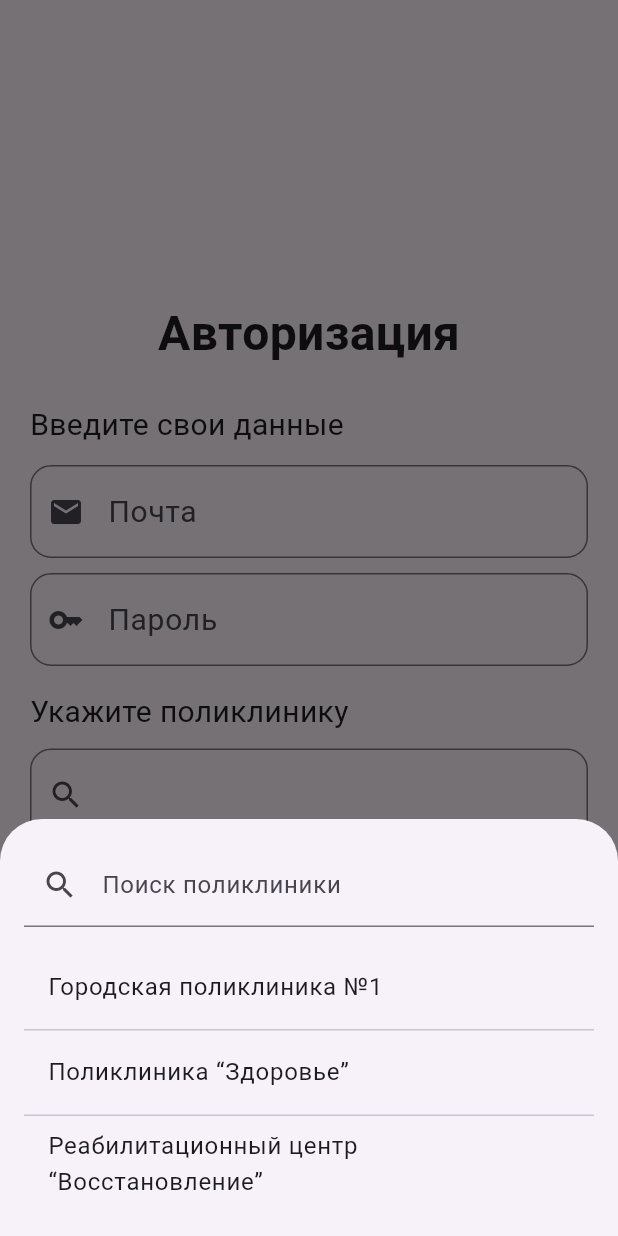
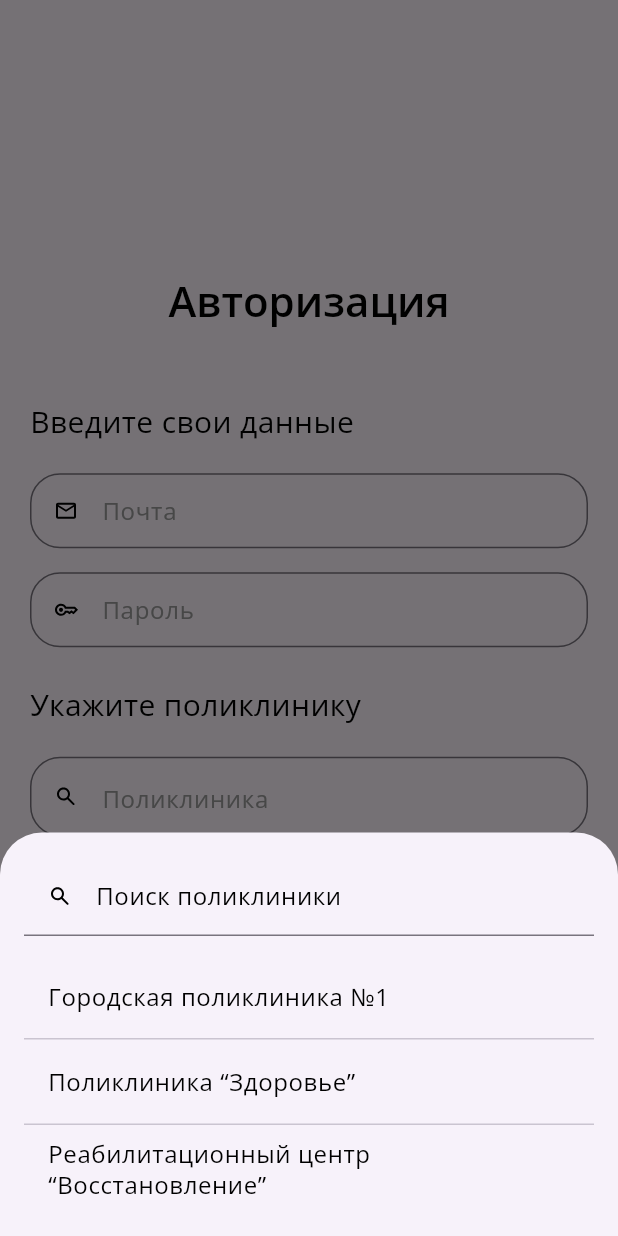
Before and after one commit to sanya1am/med_reability, a Flutter app: the screen it shows after launch, after a tap on "Поликлиника", on a phone screen of 412 x 824 dp. Run offline on Flutter 3.47's test engine with Material 3 defaults, Android fonts, the phone set to English and light mode, and no system bars; our stand-ins replace flutter_riverpod, flutter_svg, go_router.

Commit message:
Страница авторизации - доработка

```diff
--- a/lib/features/auth/presentation/page/login_page.dart
+++ b/lib/features/auth/presentation/page/login_page.dart
@@ -1,6 +1,8 @@
 import 'package:flutter/material.dart';
 import 'package:flutter_riverpod/flutter_riverpod.dart';
+import 'package:flutter_svg/flutter_svg.dart';
 import 'package:med_reability/features/auth/presentation/widgets/login_button.dart';
+import '../../../../utils/assets/app_assets.dart';
 import '../view_model/auth_view_model.dart';
 import '../widgets/clinic_picker_sheet.dart';
 import '../../domain/entities/clinic.dart';
@@ -33,65 +35,77 @@ class LoginPage extends ConsumerWidget {
             child: Column(
               mainAxisSize: MainAxisSize.min,
               children: [
-                const Text('Авторизация',
-                    style: TextStyle(fontSize: 32, fontWeight: FontWeight.w600)),
-                const SizedBox(height: 24),
-                const Align(
+                Text('Авторизация', style: Theme.of(context).textTheme.titleLarge),
+                const SizedBox(height: 48),
+                Align(
                   alignment: Alignment.centerLeft,
-                  child: Text('Введите свои данные', style: TextStyle(fontSize: 20)),
+                  child: Text('Введите свои данные', style: Theme.of(context).textTheme.bodyMedium),
                 ),
-                const SizedBox(height: 12),
+                const SizedBox(height: 20),
 
                 TextField(
                   onChanged: vm.setEmail,
-                  style: TextStyle(fontSize: 20),
-                  decoration: const InputDecoration(
+                  style: TextStyle(fontSize: 16),
+                  decoration: InputDecoration(
                     hintText: 'Почта',
-                    hintStyle: TextStyle(fontSize: 20),
-                    prefixIcon: Icon(Icons.mail),
+                    contentPadding: EdgeInsets.symmetric(vertical: 13, horizontal: 12),
+                    prefixIconConstraints: const BoxConstraints(minWidth: 44, minHeight: 44),
+                    prefixIcon: Padding(
+                      padding: const EdgeInsets.only(left: 12, right: 8),
+                      child: SvgPicture.asset(AppAssets.emailIcon, fit: BoxFit.scaleDown),
+                    ),
                     border: OutlineInputBorder(
-                      borderRadius: BorderRadius.all(Radius.circular(14)),
+                      borderRadius: BorderRadius.all(Radius.circular(20)),
                     ),
                   ),
                 ),
-                const SizedBox(height: 10),
+                const SizedBox(height: 16),
                 TextField(
                   onChanged: vm.setPassword,
                   obscureText: true,
-                  style: TextStyle(fontSize: 20),
-                  decoration: const InputDecoration(
+                  style: TextStyle(fontSize: 16),
+                  decoration: InputDecoration(
                     hintText: 'Пароль',
-                    hintStyle: TextStyle(fontSize: 20),
-                    prefixIcon: Icon(Icons.key),
+                    contentPadding: EdgeInsets.symmetric(vertical: 13, horizontal: 12),
+                    prefixIconConstraints: const BoxConstraints(minWidth: 44, minHeight: 44),
+                    prefixIcon: Padding(
+                      padding: const EdgeInsets.only(left: 12, right: 8),
+                      child: SvgPicture.asset(AppAssets.passwordIcon, fit: BoxFit.scaleDown),
+                    ),
                     border: OutlineInputBorder(
-                      borderRadius: BorderRadius.all(Radius.circular(14)),
+                      borderRadius: BorderRadius.all(Radius.circular(20)),
                     ),
                   ),
                 ),
 
-                const SizedBox(height: 16),
-                const Align(
+                const SizedBox(height: 24),
+                Align(
                   alignment: Alignment.centerLeft,
-                  child: Text('Укажите поликлинику', style: TextStyle(fontSize: 20)),
+                  child: Text('Укажите поликлинику', style: Theme.of(context).textTheme.bodyMedium),
                 ),
-                const SizedBox(height: 10),
+                const SizedBox(height: 20),
 
                 InkWell(
                   onTap: () => _pickClinic(context, ref),
                   child: InputDecorator(
-                    decoration: const InputDecoration(
-                      prefixIcon: Icon(Icons.search),
+                    isEmpty: auth.selectedClinic == null,
+                    decoration: InputDecoration(
+                      prefixIconConstraints: const BoxConstraints(minWidth: 44, minHeight: 44),
+                      prefixIcon: Padding(
+                        padding: const EdgeInsets.only(left: 12, right: 8),
+                        child: SvgPicture.asset(AppAssets.searchIcon, fit: BoxFit.scaleDown),
+                      ),
                       hintText: 'Поликлиника',
-                      hintStyle: TextStyle(fontSize: 20),
                       border: OutlineInputBorder(
-                        borderRadius: BorderRadius.all(Radius.circular(14)),
+                        borderRadius: BorderRadius.all(Radius.circular(20)),
                       ),
+                      contentPadding: EdgeInsets.symmetric(vertical: 12),
                     ),
                     child: Text(auth.selectedClinic?.name ?? '', style: TextStyle(fontSize: 20)),
                   ),
                 ),
 
-                const SizedBox(height: 16),
+                const SizedBox(height: 32),
 
                 LoginButton(
                   onPressed: auth.loading ? () {} : vm.login,
--- a/lib/features/auth/presentation/widgets/clinic_picker_sheet.dart
+++ b/lib/features/auth/presentation/widgets/clinic_picker_sheet.dart
@@ -1,6 +1,8 @@
 import 'dart:async';
 import 'package:flutter/material.dart';
 import 'package:flutter_riverpod/flutter_riverpod.dart';
+import 'package:flutter_svg/flutter_svg.dart';
+import '../../../../utils/assets/app_assets.dart';
 import '../../domain/entities/clinic.dart';
 import '../view_model/auth_view_model.dart';
 
@@ -75,9 +77,15 @@ class _ClinicPickerSheetState extends ConsumerState<ClinicPickerSheet> {
           children: [
             TextField(
               controller: _searchCtrl,
-              decoration: const InputDecoration(
+              style: Theme.of(context).textTheme.bodySmall,
+              decoration: InputDecoration(
                 labelText: 'Поиск поликлиники',
-                prefixIcon: Icon(Icons.search),
+                labelStyle: Theme.of(context).textTheme.bodySmall,
+                prefixIconConstraints: const BoxConstraints(minWidth: 44, minHeight: 44),
+                prefixIcon: Padding(
+                  padding: const EdgeInsets.only(left: 12, right: 8),
+                  child: SvgPicture.asset(AppAssets.searchIcon, fit: BoxFit.scaleDown),
+                ),
               ),
             ),
             const SizedBox(height: 12),
@@ -101,7 +109,7 @@ class _ClinicPickerSheetState extends ConsumerState<ClinicPickerSheet> {
                   itemBuilder: (_, i) {
                     final c = _items[i];
                     return ListTile(
-                      title: Text(c.name),
+                      title: Text(c.name, style: Theme.of(context).textTheme.bodySmall),
                       onTap: () => Navigator.of(context).pop<Clinic>(c),
                     );
                   },
--- a/lib/features/auth/presentation/widgets/login_button.dart
+++ b/lib/features/auth/presentation/widgets/login_button.dart
@@ -12,7 +12,7 @@ class LoginButton extends StatelessWidget {
   Widget build(BuildContext context) {
     return SizedBox(
       width: double.infinity,
-      height: 48,
+      height: 52,
       child: ElevatedButton(
         onPressed: onPressed,
         style: ElevatedButton.styleFrom(
@@ -20,11 +20,11 @@ class LoginButton extends StatelessWidget {
           foregroundColor: Colors.white,
           elevation: 0,
           shape: RoundedRectangleBorder(
-            borderRadius: BorderRadius.circular(26),
+            borderRadius: BorderRadius.circular(20),
           ),
           textStyle: const TextStyle(
             fontSize: 20,
-            fontWeight: FontWeight.w500,
+            fontWeight: FontWeight.w600,
           ),
         ),
         child: const Text('Войти'),
--- /dev/null
+++ b/lib/utils/assets/app_assets.dart
@@ -0,0 +1,5 @@
+class AppAssets {
+  static const searchIcon = 'assets/icons/search_rounded.svg';
+  static const emailIcon = 'assets/icons/email.svg';
+  static const passwordIcon = 'assets/icons/key.svg';
+}
--- a/lib/utils/theme/app_theme.dart
+++ b/lib/utils/theme/app_theme.dart
@@ -2,4 +2,20 @@ import 'package:flutter/material.dart';
 
 final appTheme = ThemeData(
   useMaterial3: true,
+  fontFamily: 'OpenSans',
+  textTheme: const TextTheme(
+    bodySmall: TextStyle(color: Colors.black, fontSize: 16, fontWeight: FontWeight.w400),
+    bodyMedium: TextStyle(color: Colors.black, fontSize: 20, fontWeight: FontWeight.w400),
+    bodyLarge: TextStyle(color: Colors.black, fontSize: 24, fontWeight: FontWeight.w400),
+
+    titleSmall: TextStyle(color: Colors.black, fontSize: 16, fontWeight: FontWeight.w700),
+    titleMedium: TextStyle(color: Colors.black, fontSize: 20, fontWeight: FontWeight.w600),
+    titleLarge: TextStyle(color: Colors.black, fontSize: 28, fontWeight: FontWeight.w600),
+  ),
+  inputDecorationTheme: InputDecorationTheme(
+    hintStyle: TextStyle(
+      color: Color(0xFF9A9A9A),
+      fontSize: 16,
+    ),
+  )
 );
```
Also changed, not shown: pubspec.yaml (+8 -2 lines), assets/fonts/OpenSans-Italic-VariableFont_wdth,wght.ttf (added), assets/fonts/OpenSans-VariableFont_wdth,wght.ttf (added), assets/icons/email.svg (added), assets/icons/key.svg (added), assets/icons/search_rounded.svg (added), pubspec.lock.
